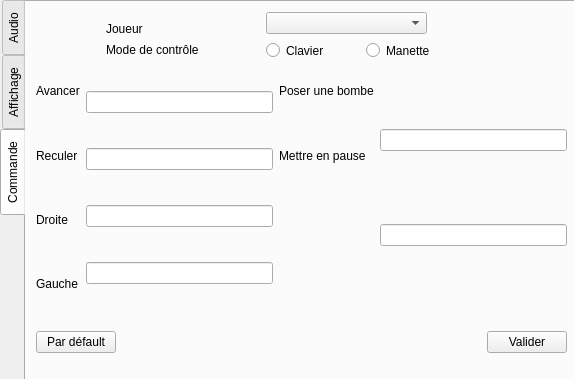
Qt form Bomberman/paramwindows.ui (CPI4Admin/BomberMan) before a commit.
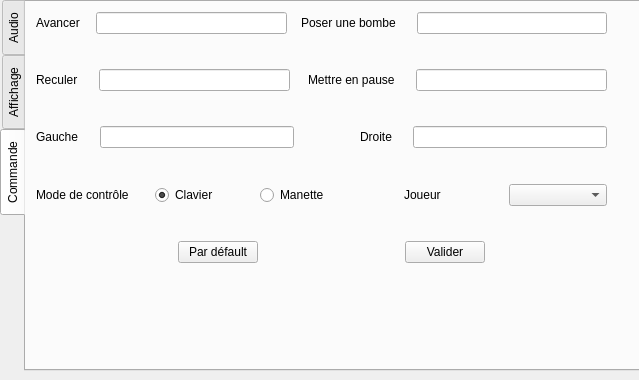
The same form after that commit. The open tabs and pages were chosen to show the change.

Commit message:
Modification de la fenêtre parawindows 	- Alignement des boutons 	- Ajout d'un LCD pour lire les valeurs selectionnées 	- Ajout de la fonction AddMusic, lancement de la musique ne 	fonctionne pas.
3 heures

```diff
--- a/Bomberman/paramwindows.ui
+++ b/Bomberman/paramwindows.ui
@@ -6,8 +6,8 @@
    <rect>
     <x>0</x>
     <y>0</y>
-    <width>574</width>
-    <height>379</height>
+    <width>639</width>
+    <height>380</height>
    </rect>
   </property>
   <property name="windowTitle">
@@ -18,8 +18,8 @@
     <rect>
      <x>0</x>
      <y>0</y>
-     <width>581</width>
-     <height>381</height>
+     <width>641</width>
+     <height>371</height>
     </rect>
    </property>
    <property name="layoutDirection">
@@ -46,7 +46,7 @@
      </property>
      <layout class="QHBoxLayout" name="horizontalLayout">
       <item>
-       <layout class="QVBoxLayout" name="verticalLayout_3">
+       <layout class="QHBoxLayout" name="horizontalLayout_6">
         <item>
          <widget class="QLabel" name="label_2">
           <property name="text">
@@ -82,34 +82,6 @@
           </property>
          </widget>
         </item>
-       </layout>
-      </item>
-      <item>
-       <layout class="QVBoxLayout" name="verticalLayout_2">
-        <item>
-         <widget class="QSlider" name="sliderVolGen">
-          <property name="orientation">
-           <enum>Qt::Horizontal</enum>
-          </property>
-         </widget>
-        </item>
-        <item>
-         <widget class="QSlider" name="sliderVolMus">
-          <property name="orientation">
-           <enum>Qt::Horizontal</enum>
-          </property>
-         </widget>
-        </item>
-        <item>
-         <widget class="QSlider" name="sliderEffSon">
-          <property name="orientation">
-           <enum>Qt::Horizontal</enum>
-          </property>
-         </widget>
-        </item>
-        <item>
-         <widget class="QComboBox" name="cboPlaylist"/>
-        </item>
         <item>
          <widget class="QPushButton" name="btParcourir">
           <property name="text">
@@ -253,57 +225,18 @@
     <attribute name="title">
      <string>Commande</string>
     </attribute>
-    <widget class="QLabel" name="label_8">
-     <property name="geometry">
-      <rect>
-       <x>80</x>
-       <y>40</y>
-       <width>131</width>
-       <height>16</height>
-      </rect>
-     </property>
-     <property name="text">
-      <string>Mode de contrôle</string>
-     </property>
-    </widget>
-    <widget class="QRadioButton" name="radioButton">
-     <property name="geometry">
-      <rect>
-       <x>240</x>
-       <y>40</y>
-       <width>82</width>
-       <height>17</height>
-      </rect>
-     </property>
-     <property name="text">
-      <string>Clavier</string>
-     </property>
-    </widget>
-    <widget class="QRadioButton" name="radioButton_2">
-     <property name="geometry">
-      <rect>
-       <x>340</x>
-       <y>40</y>
-       <width>82</width>
-       <height>17</height>
-      </rect>
-     </property>
-     <property name="text">
-      <string>Manette</string>
-     </property>
-    </widget>
-    <widget class="QWidget" name="horizontalLayoutWidget_5">
+    <widget class="QWidget" name="verticalLayoutWidget_3">
      <property name="geometry">
       <rect>
        <x>10</x>
-       <y>60</y>
-       <width>531</width>
+       <y>10</y>
+       <width>591</width>
        <height>251</height>
       </rect>
      </property>
-     <layout class="QHBoxLayout" name="horizontalLayout_5">
+     <layout class="QVBoxLayout" name="verticalLayout_3">
       <item>
-       <layout class="QVBoxLayout" name="verticalLayout_6">
+       <layout class="QHBoxLayout" name="horizontalLayout_12">
         <item>
          <widget class="QLabel" name="label_10">
           <property name="text">
@@ -312,49 +245,40 @@
          </widget>
         </item>
         <item>
-         <widget class="QLabel" name="label_11">
-          <property name="text">
-           <string>Reculer</string>
+         <spacer name="horizontalSpacer_23">
+          <property name="orientation">
+           <enum>Qt::Horizontal</enum>
           </property>
-         </widget>
-        </item>
-        <item>
-         <widget class="QLabel" name="label_12">
-          <property name="text">
-           <string>Droite</string>
+          <property name="sizeType">
+           <enum>QSizePolicy::Fixed</enum>
           </property>
-         </widget>
-        </item>
-        <item>
-         <widget class="QLabel" name="label_9">
-          <property name="text">
-           <string>Gauche</string>
+          <property name="sizeHint" stdset="0">
+           <size>
+            <width>10</width>
+            <height>20</height>
+           </size>
           </property>
-         </widget>
+         </spacer>
         </item>
-       </layout>
-      </item>
-      <item>
-       <layout class="QVBoxLayout" name="verticalLayout_9" stretch="0,12,12,12">
-        <property name="sizeConstraint">
-         <enum>QLayout::SetDefaultConstraint</enum>
-        </property>
         <item>
          <widget class="QLineEdit" name="lineEdit_4"/>
         </item>
         <item>
-         <widget class="QLineEdit" name="lineEdit_3"/>
+         <spacer name="horizontalSpacer_26">
+          <property name="orientation">
+           <enum>Qt::Horizontal</enum>
+          </property>
+          <property name="sizeType">
+           <enum>QSizePolicy::Fixed</enum>
+          </property>
+          <property name="sizeHint" stdset="0">
+           <size>
+            <width>8</width>
+            <height>20</height>
+           </size>
+          </property>
+         </spacer>
         </item>
-        <item>
-         <widget class="QLineEdit" name="lineEdit_2"/>
-        </item>
-        <item>
-         <widget class="QLineEdit" name="lineEdit"/>
-        </item>
-       </layout>
-      </item>
-      <item>
-       <layout class="QVBoxLayout" name="verticalLayout_8">
         <item>
          <widget class="QLabel" name="label_13">
           <property name="text">
@@ -363,6 +287,100 @@
          </widget>
         </item>
         <item>
+         <spacer name="horizontalSpacer_29">
+          <property name="orientation">
+           <enum>Qt::Horizontal</enum>
+          </property>
+          <property name="sizeType">
+           <enum>QSizePolicy::Fixed</enum>
+          </property>
+          <property name="sizeHint" stdset="0">
+           <size>
+            <width>15</width>
+            <height>20</height>
+           </size>
+          </property>
+         </spacer>
+        </item>
+        <item>
+         <widget class="QLineEdit" name="lineEdit_8"/>
+        </item>
+        <item>
+         <spacer name="horizontalSpacer_19">
+          <property name="orientation">
+           <enum>Qt::Horizontal</enum>
+          </property>
+          <property name="sizeType">
+           <enum>QSizePolicy::Fixed</enum>
+          </property>
+          <property name="sizeHint" stdset="0">
+           <size>
+            <width>20</width>
+            <height>20</height>
+           </size>
+          </property>
+         </spacer>
+        </item>
+       </layout>
+      </item>
+      <item>
+       <spacer name="verticalSpacer_11">
+        <property name="orientation">
+         <enum>Qt::Vertical</enum>
+        </property>
+        <property name="sizeHint" stdset="0">
+         <size>
+          <width>20</width>
+          <height>40</height>
+         </size>
+        </property>
+       </spacer>
+      </item>
+      <item>
+       <layout class="QHBoxLayout" name="horizontalLayout_13">
+        <item>
+         <widget class="QLabel" name="label_11">
+          <property name="text">
+           <string>Reculer</string>
+          </property>
+         </widget>
+        </item>
+        <item>
+         <spacer name="horizontalSpacer_24">
+          <property name="orientation">
+           <enum>Qt::Horizontal</enum>
+          </property>
+          <property name="sizeType">
+           <enum>QSizePolicy::Fixed</enum>
+          </property>
+          <property name="sizeHint" stdset="0">
+           <size>
+            <width>15</width>
+            <height>20</height>
+           </size>
+          </property>
+         </spacer>
+        </item>
+        <item>
+         <widget class="QLineEdit" name="lineEdit_3"/>
+        </item>
+        <item>
+         <spacer name="horizontalSpacer_27">
+          <property name="orientation">
+           <enum>Qt::Horizontal</enum>
+          </property>
+          <property name="sizeType">
+           <enum>QSizePolicy::Fixed</enum>
+          </property>
+          <property name="sizeHint" stdset="0">
+           <size>
+            <width>12</width>
+            <height>20</height>
+           </size>
+          </property>
+         </spacer>
+        </item>
+        <item>
          <widget class="QLabel" name="label_14">
           <property name="text">
            <string>Mettre en pause</string>
@@ -370,95 +388,311 @@
          </widget>
         </item>
         <item>
-         <widget class="QLabel" name="label_15">
-          <property name="text">
-           <string/>
+         <spacer name="horizontalSpacer_30">
+          <property name="orientation">
+           <enum>Qt::Horizontal</enum>
           </property>
-         </widget>
-        </item>
-        <item>
-         <widget class="QLabel" name="label_16">
-          <property name="text">
-           <string/>
+          <property name="sizeType">
+           <enum>QSizePolicy::Fixed</enum>
           </property>
-         </widget>
-        </item>
-       </layout>
-      </item>
-      <item>
-       <layout class="QVBoxLayout" name="verticalLayout_5" stretch="0,0">
-        <property name="sizeConstraint">
-         <enum>QLayout::SetDefaultConstraint</enum>
-        </property>
-        <item>
-         <widget class="QLineEdit" name="lineEdit_8"/>
+          <property name="sizeHint" stdset="0">
+           <size>
+            <width>15</width>
+            <height>20</height>
+           </size>
+          </property>
+         </spacer>
         </item>
         <item>
          <widget class="QLineEdit" name="lineEdit_7"/>
         </item>
+        <item>
+         <spacer name="horizontalSpacer_20">
+          <property name="orientation">
+           <enum>Qt::Horizontal</enum>
+          </property>
+          <property name="sizeType">
+           <enum>QSizePolicy::Fixed</enum>
+          </property>
+          <property name="sizeHint" stdset="0">
+           <size>
+            <width>20</width>
+            <height>20</height>
+           </size>
+          </property>
+         </spacer>
+        </item>
        </layout>
       </item>
-     </layout>
-    </widget>
-    <widget class="QLabel" name="label_17">
-     <property name="geometry">
-      <rect>
-       <x>80</x>
-       <y>20</y>
-       <width>46</width>
-       <height>13</height>
-      </rect>
-     </property>
-     <property name="text">
-      <string>Joueur</string>
-     </property>
-    </widget>
-    <widget class="QComboBox" name="cboJoueur">
-     <property name="geometry">
-      <rect>
-       <x>240</x>
-       <y>10</y>
-       <width>161</width>
-       <height>22</height>
-      </rect>
-     </property>
-    </widget>
-    <widget class="QWidget" name="horizontalLayoutWidget_6">
-     <property name="geometry">
-      <rect>
-       <x>10</x>
-       <y>310</y>
-       <width>531</width>
-       <height>61</height>
-      </rect>
-     </property>
-     <layout class="QHBoxLayout" name="horizontalLayout_7">
       <item>
-       <widget class="QPushButton" name="btParDefault_4">
-        <property name="text">
-         <string>Par défault</string>
+       <spacer name="verticalSpacer_10">
+        <property name="orientation">
+         <enum>Qt::Vertical</enum>
         </property>
-       </widget>
+        <property name="sizeHint" stdset="0">
+         <size>
+          <width>20</width>
+          <height>40</height>
+         </size>
+        </property>
+       </spacer>
       </item>
       <item>
-       <spacer name="horizontalSpacer_4">
+       <layout class="QHBoxLayout" name="horizontalLayout_14">
+        <item>
+         <widget class="QLabel" name="label_9">
+          <property name="text">
+           <string>Gauche</string>
+          </property>
+         </widget>
+        </item>
+        <item>
+         <spacer name="horizontalSpacer_25">
+          <property name="orientation">
+           <enum>Qt::Horizontal</enum>
+          </property>
+          <property name="sizeType">
+           <enum>QSizePolicy::Fixed</enum>
+          </property>
+          <property name="sizeHint" stdset="0">
+           <size>
+            <width>15</width>
+            <height>20</height>
+           </size>
+          </property>
+         </spacer>
+        </item>
+        <item>
+         <widget class="QLineEdit" name="lineEdit"/>
+        </item>
+        <item>
+         <spacer name="horizontalSpacer_28">
+          <property name="orientation">
+           <enum>Qt::Horizontal</enum>
+          </property>
+          <property name="sizeType">
+           <enum>QSizePolicy::Fixed</enum>
+          </property>
+          <property name="sizeHint" stdset="0">
+           <size>
+            <width>60</width>
+            <height>20</height>
+           </size>
+          </property>
+         </spacer>
+        </item>
+        <item>
+         <widget class="QLabel" name="label_12">
+          <property name="text">
+           <string>Droite</string>
+          </property>
+         </widget>
+        </item>
+        <item>
+         <spacer name="horizontalSpacer_31">
+          <property name="orientation">
+           <enum>Qt::Horizontal</enum>
+          </property>
+          <property name="sizeType">
+           <enum>QSizePolicy::Fixed</enum>
+          </property>
+          <property name="sizeHint" stdset="0">
+           <size>
+            <width>15</width>
+            <height>20</height>
+           </size>
+          </property>
+         </spacer>
+        </item>
+        <item>
+         <widget class="QLineEdit" name="lineEdit_2"/>
+        </item>
+        <item>
+         <spacer name="horizontalSpacer_21">
+          <property name="orientation">
+           <enum>Qt::Horizontal</enum>
+          </property>
+          <property name="sizeType">
+           <enum>QSizePolicy::Fixed</enum>
+          </property>
+          <property name="sizeHint" stdset="0">
+           <size>
+            <width>20</width>
+            <height>20</height>
+           </size>
+          </property>
+         </spacer>
+        </item>
+       </layout>
+      </item>
+      <item>
+       <spacer name="verticalSpacer_9">
         <property name="orientation">
-         <enum>Qt::Horizontal</enum>
+         <enum>Qt::Vertical</enum>
         </property>
         <property name="sizeHint" stdset="0">
          <size>
-          <width>40</width>
-          <height>20</height>
+          <width>20</width>
+          <height>40</height>
          </size>
         </property>
        </spacer>
       </item>
       <item>
-       <widget class="QPushButton" name="btValider_4">
-        <property name="text">
-         <string>Valider</string>
+       <layout class="QHBoxLayout" name="horizontalLayout_15">
+        <item>
+         <widget class="QLabel" name="label_8">
+          <property name="text">
+           <string>Mode de contrôle</string>
+          </property>
+         </widget>
+        </item>
+        <item>
+         <spacer name="horizontalSpacer_34">
+          <property name="orientation">
+           <enum>Qt::Horizontal</enum>
+          </property>
+          <property name="sizeType">
+           <enum>QSizePolicy::Fixed</enum>
+          </property>
+          <property name="sizeHint" stdset="0">
+           <size>
+            <width>15</width>
+            <height>20</height>
+           </size>
+          </property>
+         </spacer>
+        </item>
+        <item>
+         <widget class="QRadioButton" name="radioButton">
+          <property name="text">
+           <string>Clavier</string>
+          </property>
+          <property name="checked">
+           <bool>true</bool>
+          </property>
+         </widget>
+        </item>
+        <item>
+         <widget class="QRadioButton" name="radioButton_2">
+          <property name="text">
+           <string>Manette</string>
+          </property>
+         </widget>
+        </item>
+        <item>
+         <spacer name="horizontalSpacer_32">
+          <property name="orientation">
+           <enum>Qt::Horizontal</enum>
+          </property>
+          <property name="sizeType">
+           <enum>QSizePolicy::Fixed</enum>
+          </property>
+          <property name="sizeHint" stdset="0">
+           <size>
+            <width>40</width>
+            <height>20</height>
+           </size>
+          </property>
+         </spacer>
+        </item>
+        <item>
+         <widget class="QLabel" name="label_17">
+          <property name="text">
+           <string>Joueur</string>
+          </property>
+         </widget>
+        </item>
+        <item>
+         <widget class="QComboBox" name="cboJoueur"/>
+        </item>
+        <item>
+         <spacer name="horizontalSpacer_22">
+          <property name="orientation">
+           <enum>Qt::Horizontal</enum>
+          </property>
+          <property name="sizeType">
+           <enum>QSizePolicy::Fixed</enum>
+          </property>
+          <property name="sizeHint" stdset="0">
+           <size>
+            <width>20</width>
+            <height>20</height>
+           </size>
+          </property>
+         </spacer>
+        </item>
+       </layout>
+      </item>
+      <item>
+       <spacer name="verticalSpacer_8">
+        <property name="orientation">
+         <enum>Qt::Vertical</enum>
         </property>
-       </widget>
+        <property name="sizeHint" stdset="0">
+         <size>
+          <width>20</width>
+          <height>40</height>
+         </size>
+        </property>
+       </spacer>
+      </item>
+      <item>
+       <layout class="QHBoxLayout" name="horizontalLayout_7">
+        <item>
+         <spacer name="horizontalSpacer_17">
+          <property name="orientation">
+           <enum>Qt::Horizontal</enum>
+          </property>
+          <property name="sizeHint" stdset="0">
+           <size>
+            <width>40</width>
+            <height>20</height>
+           </size>
+          </property>
+         </spacer>
+        </item>
+        <item>
+         <widget class="QPushButton" name="btParDefault_4">
+          <property name="text">
+           <string>Par défault</string>
+          </property>
+         </widget>
+        </item>
+        <item>
+         <spacer name="horizontalSpacer_4">
+          <property name="orientation">
+           <enum>Qt::Horizontal</enum>
+          </property>
+          <property name="sizeHint" stdset="0">
+           <size>
+            <width>40</width>
+            <height>20</height>
+           </size>
+          </property>
+         </spacer>
+        </item>
+        <item>
+         <widget class="QPushButton" name="btValider_4">
+          <property name="text">
+           <string>Valider</string>
+          </property>
+         </widget>
+        </item>
+        <item>
+         <spacer name="horizontalSpacer_18">
+          <property name="orientation">
+           <enum>Qt::Horizontal</enum>
+          </property>
+          <property name="sizeHint" stdset="0">
+           <size>
+            <width>40</width>
+            <height>20</height>
+           </size>
+          </property>
+         </spacer>
+        </item>
+       </layout>
       </item>
      </layout>
     </widget>
```
Left out of the diff: 603 changed lines with no effect on the pictures. The commit also changes 6 other files.
